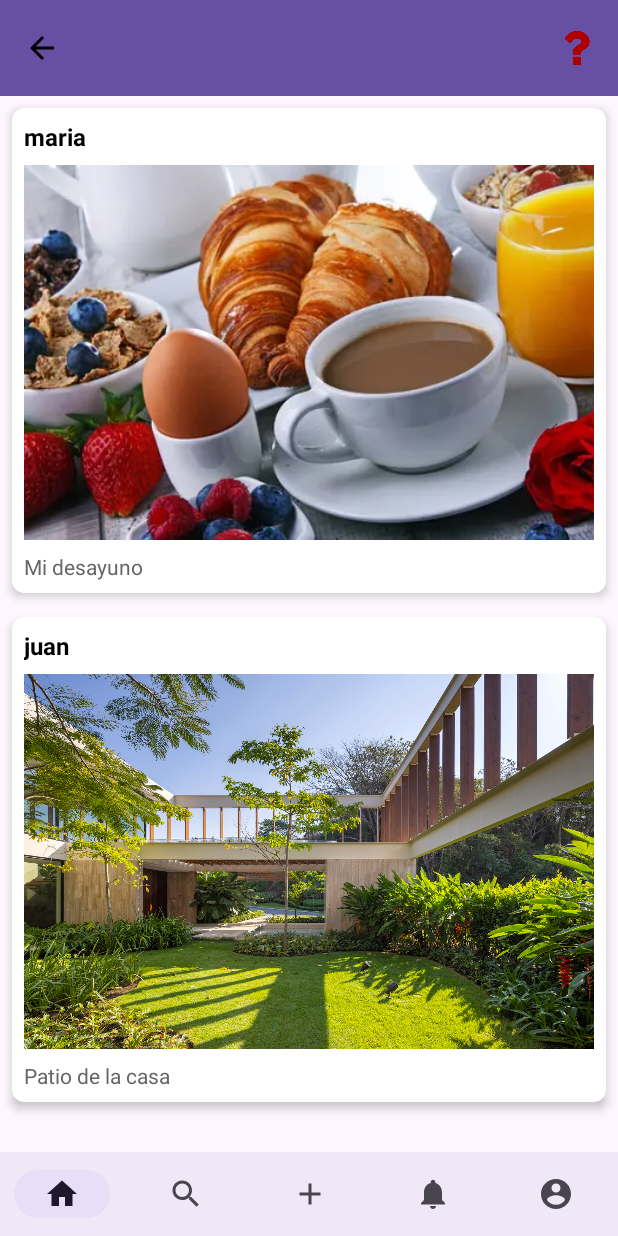
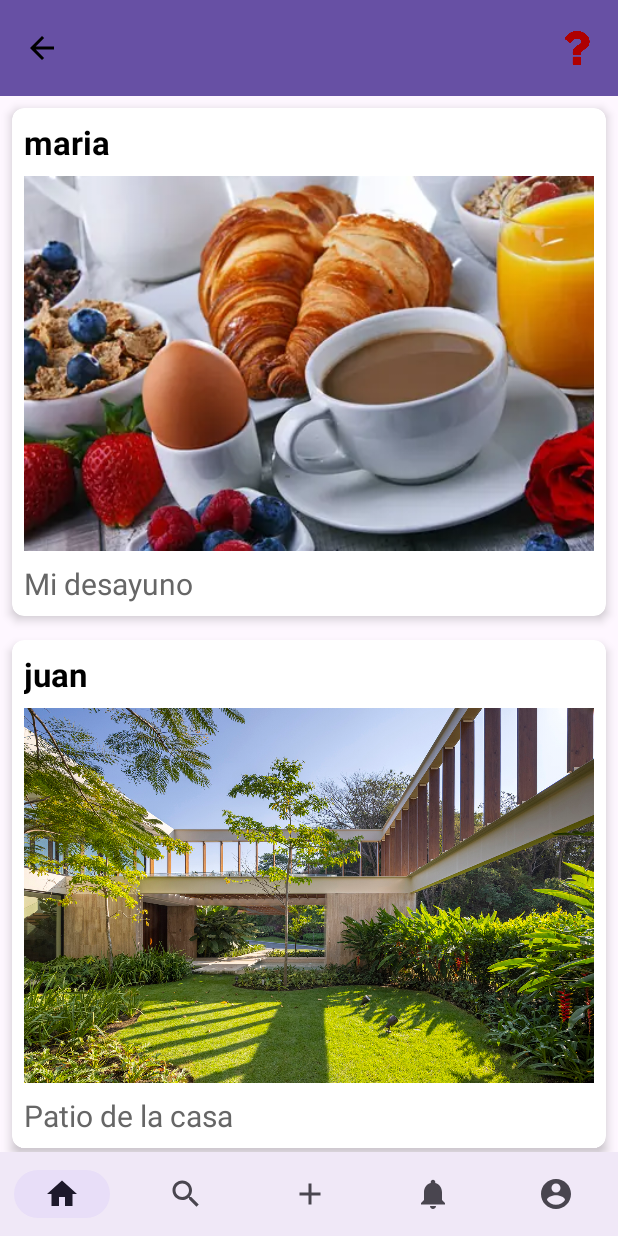
Before and after one commit to Pamlez-Tec/Guias-Interactivas-Movil, an Android app: the InstagramPrincipal screen opened directly, with no data from a screen before it, on a phone screen of 412 x 824 dp. Run offline under Robolectric (Android 15) with nearby library versions, the phone set to English and light mode, and no system bars.

Commit message:
Aumento letra item post

```diff
--- a/GuiaPrueba/app/src/main/res/layout/item_post.xml
+++ b/GuiaPrueba/app/src/main/res/layout/item_post.xml
@@ -22,7 +22,7 @@
             android:text="Username"
             android:textColor="#000"
             android:textStyle="bold"
-            android:textSize="16sp"/>
+            android:textSize="22sp"/>
 
         <!-- Imagen del post -->
         <ImageView
@@ -41,7 +41,7 @@
             android:layout_marginTop="8dp"
             android:text="Descripción del post"
             android:textColor="#666"
-            android:textSize="14sp" />
+            android:textSize="20sp" />
 
     </LinearLayout>
 </androidx.cardview.widget.CardView>
```
